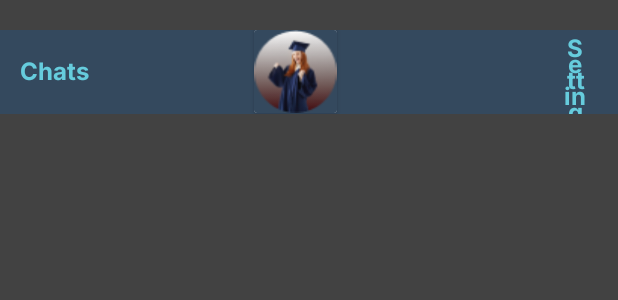
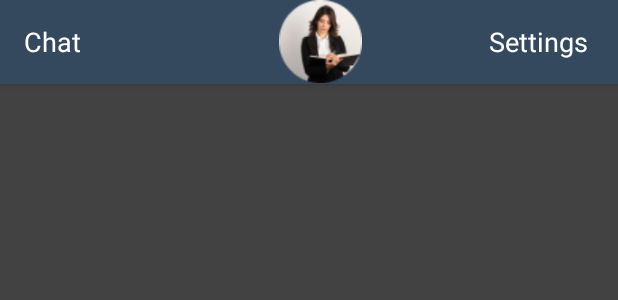
Before and after one commit to emanmohamed25/METCHATAPP, an Android app: the layout activity_home_chat_screen.xml on its own in the app's theme, with its tools: preview values and no code run, on a phone screen of 412 x 824 dp. Shown: the top 300 px of the screen. Run offline under Robolectric (Android 15) with nearby library versions, the phone set to English and light mode, and no system bars.

Commit message:
last home chat design

```diff
--- a/app/src/main/java/com/example/chatapp/Login_Screen.kt
+++ b/app/src/main/java/com/example/chatapp/Login_Screen.kt
@@ -84,6 +84,7 @@ class Login_Screen : AppCompatActivity() {
                 } else if (KindUser.equals("student")) {
                   //  var callStudent = apiService.loginstudent(LoginRequestStudent(email, password))
                   var callStudent = apiService.loginstudent(LoginRequestStudent("std1", "123123"))
+
                     callStudent.enqueue(object : Callback<ResponseStudent> {
                         override fun onResponse(
                             call: Call<ResponseStudent>,
--- a/app/src/main/java/com/example/chatapp/splash.kt
+++ b/app/src/main/java/com/example/chatapp/splash.kt
@@ -4,7 +4,9 @@ import android.content.Intent
 import androidx.appcompat.app.AppCompatActivity
 import android.os.Bundle
 import android.os.Handler
+import android.text.method.TextKeyListener.clear
 import com.example.chatapp.databinding.ActivitySplashBinding
+
 
 class splash : AppCompatActivity() {
     private lateinit var binding:ActivitySplashBinding
@@ -19,7 +21,7 @@ class splash : AppCompatActivity() {
         Handler().postDelayed({
             // This method will be executed once the timer is over
             // Start your main activity
-            startActivity(Intent(this,HomeChatScreen::class.java))
+            startActivity(Intent(this,HomepageActivity::class.java))
 
             // close this activity
             finish()
--- a/app/src/main/res/layout/activity_home_chat_screen.xml
+++ b/app/src/main/res/layout/activity_home_chat_screen.xml
@@ -6,70 +6,58 @@
     android:layout_height="match_parent"
     android:background="@color/cardview_dark_background"
     tools:context=".HomeChatScreen">
+    <androidx.appcompat.widget.Toolbar
+        android:id="@+id/toolbar"
+        android:layout_width="match_parent"
+        android:layout_height="?attr/actionBarSize"
+        android:background="@color/navy"
+        android:elevation="4dp"
+        app:popupTheme="@style/ThemeOverlay.AppCompat.Light"
+        app:theme="@style/ThemeOverlay.AppCompat.ActionBar">
 
-    <LinearLayout
+        <RelativeLayout
+            android:layout_width="match_parent"
+            android:layout_height="match_parent">
 
-        android:id="@+id/AppBar"
-        android:layout_width="match_parent"
-        android:layout_height="56dp"
-        android:layout_marginTop="20dp"
-        android:background="@color/navy"
-        android:gravity="top"
-        android:orientation="horizontal"
-        android:weightSum="2"
-        app:layout_constraintBottom_toBottomOf="parent"
-        app:layout_constraintEnd_toEndOf="parent"
-        app:layout_constraintHorizontal_bias="1.0"
-        app:layout_constraintStart_toStartOf="parent"
-        app:layout_constraintTop_toTopOf="parent"
-        app:layout_constraintVertical_bias="0.023">
+            <TextView
+                android:id="@+id/toolbar_chat_text"
+                android:layout_width="wrap_content"
+                android:layout_height="wrap_content"
+                android:layout_alignParentStart="true"
+                android:layout_centerVertical="true"
+                android:text="Chat"
+                android:textColor="@android:color/white"
+                android:textSize="18sp" />
 
-        <TextView
-            android:layout_width="wrap_content"
-            android:layout_height="wrap_content"
-            android:layout_marginLeft="13dp"
-            android:layout_marginTop="15dp"
-            android:layout_marginRight="10dp"
-            android:fontFamily="@font/inter_bold"
-            android:lineHeight="16px"
-            android:text="Chats"
-            android:textColor="@color/bluegreen"
-            android:textFontWeight="500"
-            android:textSize="16dp"></TextView>
-
-        <androidx.cardview.widget.CardView
-            android:layout_width="55dp"
-            android:layout_height="55dp"
-            android:layout_gravity="center_horizontal"
-            android:layout_marginLeft="100dp"
-            android:layout_marginRight="150dp">
 
             <ImageView
+                android:id="@+id/toolbar_logo_image"
+                android:layout_width="55dp"
+                android:layout_height="55dp"
+                android:layout_centerInParent="true"
+                android:contentDescription="@string/app_name"
+                android:src="@drawable/userphoto1" />
+
+            <TextView
+                android:id="@+id/toolbar_settings_text"
                 android:layout_width="wrap_content"
                 android:layout_height="wrap_content"
-                android:background="@color/navy"
-                android:src="@drawable/userprofilephoto"></ImageView>
+                android:layout_alignParentEnd="true"
+                android:layout_centerVertical="true"
+                android:text="Settings"
+                android:layout_marginRight="20dp"
+                android:textColor="@android:color/white"
+                android:textSize="18sp" />
 
-        </androidx.cardview.widget.CardView>
+        </RelativeLayout>
 
-        <TextView
-            android:layout_width="wrap_content"
-            android:layout_height="wrap_content"
-            android:fontFamily="@font/inter_bold"
-            android:gravity="center"
-            android:lineHeight="16px"
-            android:text="Setting"
-            android:textColor="@color/bluegreen"
-            android:textFontWeight="500"
-            android:layout_marginRight="20dp"
-            android:textSize="16dp"></TextView>
-    </LinearLayout>
+    </androidx.appcompat.widget.Toolbar>
 
     <androidx.recyclerview.widget.RecyclerView
         android:id="@+id/recyclerview"
         android:layout_width="match_parent"
         android:layout_height="match_parent"
-        android:layout_below="@+id/AppBar"
+        android:layout_below="@+id/toolbar"
         android:layout_marginTop="10dp"></androidx.recyclerview.widget.RecyclerView>
 
 </RelativeLayout>
--- a/app/src/main/res/layout/chat_item.xml
+++ b/app/src/main/res/layout/chat_item.xml
@@ -74,6 +74,7 @@
                 android:lineHeight="15.15px"
                 android:textColor="@color/messcolor"
                 android:textStyle="bold"></TextView>
+
         </LinearLayout>
     </LinearLayout>
 
```
